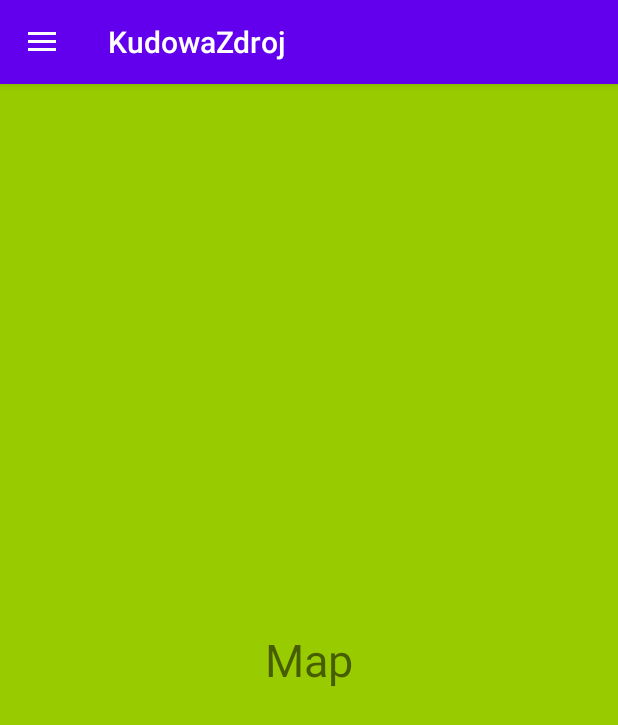
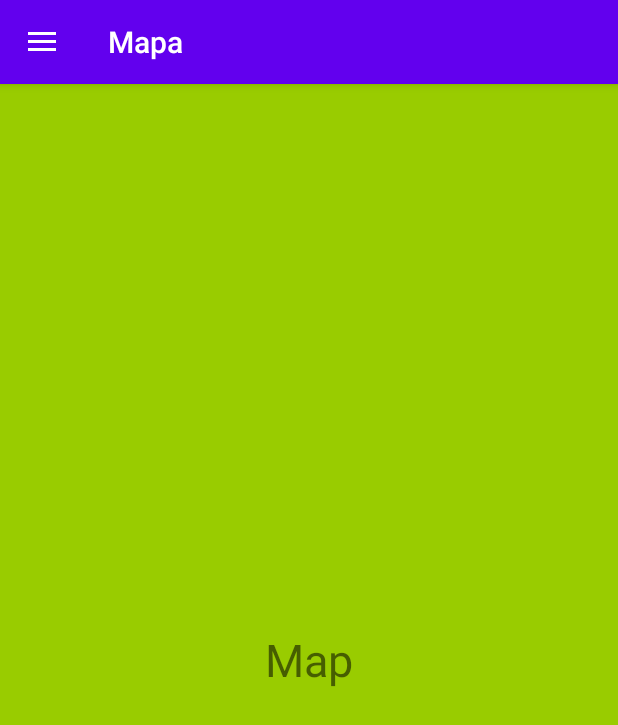
Before and after one commit to lukaszpotoczny/Thesis, an Android app: the fragment AccommodationFragment placed in its activity, in the side drawer, after a tap on "Mapa", on a phone screen of 412 x 824 dp. Shown: the top 725 px of the screen. Run offline under Robolectric (Android 15) with nearby library versions, the phone set to English and light mode, and no system bars.

Commit message:
minor action bar changes

```diff
--- a/KudowaZdroj/app/build.gradle
+++ b/KudowaZdroj/app/build.gradle
@@ -29,6 +29,8 @@ dependencies {
     implementation 'androidx.constraintlayout:constraintlayout:2.0.2'
     implementation platform('com.google.firebase:firebase-bom:25.12.0')
     implementation 'com.google.firebase:firebase-analytics'
+    implementation 'androidx.navigation:navigation-fragment:2.3.0'
+    implementation 'androidx.navigation:navigation-ui:2.3.0'
     testImplementation 'junit:junit:4.12'
     androidTestImplementation 'androidx.test.ext:junit:1.1.2'
     androidTestImplementation 'androidx.test.espresso:espresso-core:3.3.0'
--- a/KudowaZdroj/app/src/main/java/com/example/kudowazdroj/AboutKudowaFragment.java
+++ b/KudowaZdroj/app/src/main/java/com/example/kudowazdroj/AboutKudowaFragment.java
@@ -7,6 +7,7 @@ import android.view.ViewGroup;
 
 import androidx.annotation.NonNull;
 import androidx.annotation.Nullable;
+import androidx.appcompat.app.AppCompatActivity;
 import androidx.fragment.app.Fragment;
 
 public class AboutKudowaFragment extends Fragment {
@@ -14,6 +15,9 @@ public class AboutKudowaFragment extends Fragment {
     @Nullable
     @Override
     public View onCreateView(@NonNull LayoutInflater inflater, @Nullable ViewGroup container, @Nullable Bundle savedInstanceState) {
+
+        ((AppCompatActivity)getActivity()).getSupportActionBar().setTitle(R.string.nav_menu_1);
+
         return inflater.inflate(R.layout.about_kudowa_fragment, container, false);
 
     }
--- a/KudowaZdroj/app/src/main/java/com/example/kudowazdroj/AccommodationFragment.java
+++ b/KudowaZdroj/app/src/main/java/com/example/kudowazdroj/AccommodationFragment.java
@@ -7,6 +7,7 @@ import android.view.ViewGroup;
 
 import androidx.annotation.NonNull;
 import androidx.annotation.Nullable;
+import androidx.appcompat.app.AppCompatActivity;
 import androidx.fragment.app.Fragment;
 
 public class AccommodationFragment extends Fragment {
@@ -14,6 +15,9 @@ public class AccommodationFragment extends Fragment {
     @Nullable
     @Override
     public View onCreateView(@NonNull LayoutInflater inflater, @Nullable ViewGroup container, @Nullable Bundle savedInstanceState) {
+
+        ((AppCompatActivity)getActivity()).getSupportActionBar().setTitle(R.string.nav_menu_8);
+
         return inflater.inflate(R.layout.accommodation_fragment, container, false);
 
     }
--- a/KudowaZdroj/app/src/main/java/com/example/kudowazdroj/AdFragment.java
+++ b/KudowaZdroj/app/src/main/java/com/example/kudowazdroj/AdFragment.java
@@ -7,6 +7,7 @@ import android.view.ViewGroup;
 
 import androidx.annotation.NonNull;
 import androidx.annotation.Nullable;
+import androidx.appcompat.app.AppCompatActivity;
 import androidx.fragment.app.Fragment;
 
 public class AdFragment extends Fragment {
@@ -14,6 +15,7 @@ public class AdFragment extends Fragment {
     @Nullable
     @Override
     public View onCreateView(@NonNull LayoutInflater inflater, @Nullable ViewGroup container, @Nullable Bundle savedInstanceState) {
+        ((AppCompatActivity)getActivity()).getSupportActionBar().setTitle(R.string.nav_menu_6);
         return inflater.inflate(R.layout.ad_fragment, container, false);
 
     }
--- a/KudowaZdroj/app/src/main/java/com/example/kudowazdroj/MapFragment.java
+++ b/KudowaZdroj/app/src/main/java/com/example/kudowazdroj/MapFragment.java
@@ -7,6 +7,7 @@ import android.view.ViewGroup;
 
 import androidx.annotation.NonNull;
 import androidx.annotation.Nullable;
+import androidx.appcompat.app.AppCompatActivity;
 import androidx.fragment.app.Fragment;
 
 public class MapFragment extends Fragment {
@@ -14,6 +15,7 @@ public class MapFragment extends Fragment {
     @Nullable
     @Override
     public View onCreateView(@NonNull LayoutInflater inflater, @Nullable ViewGroup container, @Nullable Bundle savedInstanceState) {
+        ((AppCompatActivity)getActivity()).getSupportActionBar().setTitle(R.string.nav_menu_4);
         return inflater.inflate(R.layout.map_fragment, container, false);
 
     }
--- a/KudowaZdroj/app/src/main/java/com/example/kudowazdroj/NewsFragment.java
+++ b/KudowaZdroj/app/src/main/java/com/example/kudowazdroj/NewsFragment.java
@@ -7,6 +7,7 @@ import android.view.ViewGroup;
 
 import androidx.annotation.NonNull;
 import androidx.annotation.Nullable;
+import androidx.appcompat.app.AppCompatActivity;
 import androidx.fragment.app.Fragment;
 
 public class NewsFragment extends Fragment {
@@ -14,6 +15,7 @@ public class NewsFragment extends Fragment {
     @Nullable
     @Override
     public View onCreateView(@NonNull LayoutInflater inflater, @Nullable ViewGroup container, @Nullable Bundle savedInstanceState) {
+        ((AppCompatActivity)getActivity()).getSupportActionBar().setTitle(R.string.nav_menu_2);
         return inflater.inflate(R.layout.news_fragment, container, false);
 
     }
--- a/KudowaZdroj/app/src/main/java/com/example/kudowazdroj/RestaurantsFragment.java
+++ b/KudowaZdroj/app/src/main/java/com/example/kudowazdroj/RestaurantsFragment.java
@@ -7,6 +7,7 @@ import android.view.ViewGroup;
 
 import androidx.annotation.NonNull;
 import androidx.annotation.Nullable;
+import androidx.appcompat.app.AppCompatActivity;
 import androidx.fragment.app.Fragment;
 
 public class RestaurantsFragment extends Fragment {
@@ -14,6 +15,7 @@ public class RestaurantsFragment extends Fragment {
     @Nullable
     @Override
     public View onCreateView(@NonNull LayoutInflater inflater, @Nullable ViewGroup container, @Nullable Bundle savedInstanceState) {
+        ((AppCompatActivity)getActivity()).getSupportActionBar().setTitle(R.string.nav_menu_7);
         return inflater.inflate(R.layout.restaurants_fragment, container, false);
 
     }
--- a/KudowaZdroj/app/src/main/java/com/example/kudowazdroj/TripsFragment.java
+++ b/KudowaZdroj/app/src/main/java/com/example/kudowazdroj/TripsFragment.java
@@ -7,6 +7,7 @@ import android.view.ViewGroup;
 
 import androidx.annotation.NonNull;
 import androidx.annotation.Nullable;
+import androidx.appcompat.app.AppCompatActivity;
 import androidx.fragment.app.Fragment;
 
 public class TripsFragment extends Fragment {
@@ -14,6 +15,7 @@ public class TripsFragment extends Fragment {
     @Nullable
     @Override
     public View onCreateView(@NonNull LayoutInflater inflater, @Nullable ViewGroup container, @Nullable Bundle savedInstanceState) {
+        ((AppCompatActivity)getActivity()).getSupportActionBar().setTitle(R.string.nav_menu_5);
         return inflater.inflate(R.layout.trips_fragment, container, false);
 
     }
--- a/KudowaZdroj/app/src/main/res/values/strings.xml
+++ b/KudowaZdroj/app/src/main/res/values/strings.xml
@@ -12,7 +12,7 @@
     <string name="nav_menu_5">Wycieczki</string>
     <string name="nav_menu_6">Ogłoszenia</string>
     <string name="nav_menu_7">Restauracje</string>
-    <string name="nav_menu_8">Nocleg</string>
+    <string name="nav_menu_8">Noclegi</string>
 
 
 </resources>
```
Also changed, not shown: KudowaZdroj/app/src/main/AndroidManifest.xml (+6 -2 lines), KudowaZdroj/app/src/main/java/com/example/kudowazdroj/AttractionsActivity.java (added, +17 -0 lines), KudowaZdroj/app/src/main/java/com/example/kudowazdroj/AttractionsFragment.java (+15 -0 lines), KudowaZdroj/app/src/main/res/layout/attractions_activity.xml (added, +9 -0 lines), KudowaZdroj/app/src/main/res/values-v21/styles.xml (line endings or trailing spaces).
